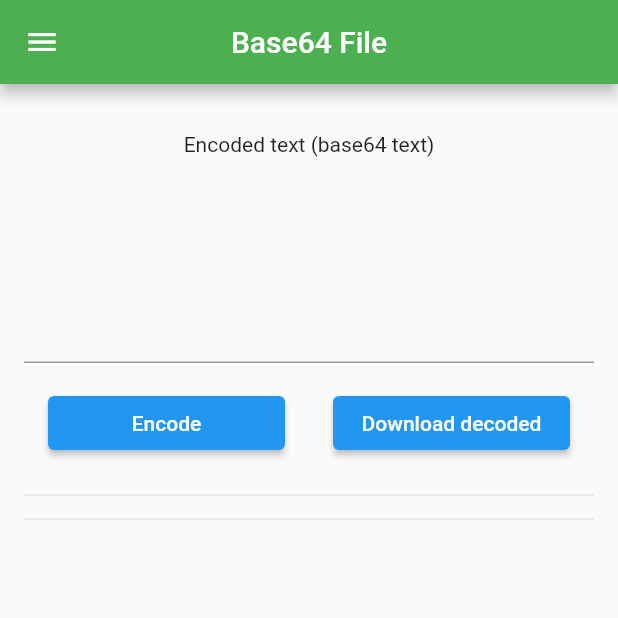
After one commit to simusr2/toolbox, a Flutter app: the FileBase64Page screen opened directly, after a tap on "Download decoded", on a phone screen of 412 x 824 dp, the top half of it. The commit adds this screen. Run offline on Flutter 3.47's test engine with Material 2 defaults, Android fonts, the phone set to English and light mode, and no system bars; our stand-ins replace connectivity_plus, device_info_plus; missing offline and left inert: dart_ipify, flutter_downloader, internet_speed_test.

Commit message:
Work in progress for base64 to file

```diff
--- a/lib/main.dart
+++ b/lib/main.dart
@@ -11,6 +11,8 @@ import 'package:toolbox/page/string_length_page.dart';
 import 'package:toolbox/provider/navigation_provider.dart';
 import 'package:toolbox/widget/button_widget.dart';
 import 'package:toolbox/widget/navigation_drawer_widget.dart';
+
+import 'page/file_base64_page.dart';
 
 void main() {
   runApp(const MyApp());
@@ -72,6 +74,8 @@ class _MainPageState extends State<MainPage> {
       //   return const SpeedtestPage();
       case NavigationItem.info:
         return const InfoPage();
+      case NavigationItem.fileBase64:
+        return const FileBase64Page();
       case NavigationItem.stringBase64:
         return const StringBase64Page();
       case NavigationItem.stringLength:
--- a/lib/model/navigation_item.dart
+++ b/lib/model/navigation_item.dart
@@ -6,5 +6,6 @@ enum NavigationItem {
   //speedtest,
   stringBase64,
   stringLength,
-  pricePerKg
+  pricePerKg,
+  fileBase64
 }
--- /dev/null
+++ b/lib/page/file_base64_page.dart
@@ -0,0 +1,122 @@
+import 'dart:io';
+import 'dart:typed_data';
+import 'package:flutter/material.dart';
+import 'package:toolbox/widget/navigation_drawer_widget.dart';
+import 'dart:convert';
+
+import 'package:flutter_downloader/flutter_downloader.dart';
+
+class FileBase64Page extends StatefulWidget {
+  const FileBase64Page({Key? key}) : super(key: key);
+
+  @override
+  State<FileBase64Page> createState() => _FileBase64PageState();
+}
+
+class _FileBase64PageState extends State<FileBase64Page> {
+  final TextEditingController _encodedBase64TextController =
+      TextEditingController();
+  final TextEditingController _decodedBase64TextController =
+      TextEditingController();
+
+  @override
+  initState() {
+    super.initState();
+  }
+
+  @override
+  dispose() {
+    super.dispose();
+  }
+
+  @override
+  Widget build(BuildContext context) {
+    return Scaffold(
+      drawer: const NavigationDrawerWidget(),
+      appBar: AppBar(
+        title: const Text('Base64 File'),
+        centerTitle: true,
+        backgroundColor: Colors.green,
+      ),
+      body: SingleChildScrollView(
+        child: Center(
+          child: Container(
+              padding: const EdgeInsets.all(16.0),
+              child: Column(
+                children: [
+                  const SizedBox(height: 16.0),
+                  const Text("Encoded text (base64 text)"),
+                  TextField(
+                    maxLines: 6,
+                    controller: _encodedBase64TextController,
+                  ),
+                  Row(
+                    children: [
+                      Expanded(
+                        flex: 1,
+                        child: Container(
+                          margin: const EdgeInsets.all(16.0),
+                          child: ElevatedButton(
+                              onPressed: onEncodeBase64Pressed,
+                              child: const Text('Encode')),
+                        ),
+                      ),
+                      Expanded(
+                        flex: 1,
+                        child: Container(
+                          margin: const EdgeInsets.all(16.0),
+                          child: ElevatedButton(
+                              onPressed: onDecodeBase64Pressed,
+                              child: const Text('Download decoded')),
+                        ),
+                      ),
+                    ],
+                  ),
+                  const Divider(),
+                  const Divider(),
+                ],
+              )),
+        ),
+      ),
+    );
+  }
+
+  void onEncodeBase64Pressed() {
+    List<int> utf8encoded = utf8.encode(_decodedBase64TextController.text);
+    _encodedBase64TextController.text = base64.encode(utf8encoded);
+  }
+
+  void onEncodeBase64UrlPressed() {
+    List<int> utf8encoded = utf8.encode(_decodedBase64TextController.text);
+    _encodedBase64TextController.text = base64Url.encode(utf8encoded);
+  }
+
+  Future<void> onDecodeBase64Pressed() async {
+    WidgetsFlutterBinding.ensureInitialized();
+    await FlutterDownloader.initialize(
+        debug: true // optional: set false to disable printing logs to console
+        );
+
+    // final Uint8List decodedBytes =
+    //     base64Decode(_encodedBase64TextController.text);
+    // File file = File("file.png");
+    // file.writeAsBytesSync(decodedBytes);
+
+    final url = "data:plain/text;base64,Q2lhbw==";
+
+    final taskId = await FlutterDownloader.enqueue(
+        url: url,
+        savedDir: 'file.txt',
+        showNotification:
+            true, // show download progress in status bar (for Android)
+        openFileFromNotification:
+            true, // click on notification to open downloaded file (for Android)
+        saveInPublicStorage: true);
+  }
+
+  void onDecodeBase64UrlPressed() {
+    List<int> base64decoded =
+        base64Url.decode(_encodedBase64TextController.text);
+    _decodedBase64TextController.text = utf8.decode(base64decoded);
+  }
+}
--- a/lib/widget/navigation_drawer_widget.dart
+++ b/lib/widget/navigation_drawer_widget.dart
@@ -46,6 +46,13 @@ class NavigationDrawerWidget extends StatelessWidget {
                   //   text: 'Speedtest',
                   //   icon: Icons.downloading,
                   // ),
+                  const Divider(color: Colors.white70),
+                  buildMenuItem(
+                    context,
+                    navigationItem: NavigationItem.fileBase64,
+                    text: 'File - Base64',
+                    icon: Icons.file_download,
+                  ),
                   const Divider(color: Colors.white70),
                   buildMenuItem(
                     context,
--- a/pubspec.yaml
+++ b/pubspec.yaml
@@ -40,6 +40,7 @@ dependencies:
   connectivity_plus: ^2.2.0
   dart_ipify: ^1.1.1
   internet_speed_test: ^1.5.0
+  flutter_downloader: ^1.7.2
 
 dev_dependencies:
   flutter_test:
```
